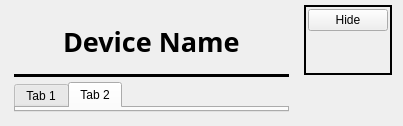
pcdshub/typhos, file typhon/ui/base.ui: the form before one commit.
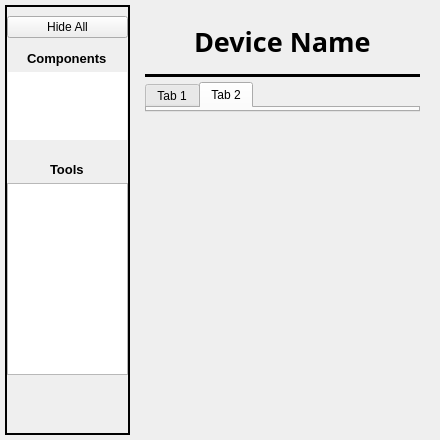
The form after the commit.

Commit message: UI: Rearrange to sidebar configuration

What changed in the file:
```diff
--- a/typhon/ui/base.ui
+++ b/typhon/ui/base.ui
@@ -35,6 +35,166 @@
    <property name="bottomMargin">
     <number>5</number>
    </property>
+   <item>
+    <widget class="QFrame" name="sidebar">
+     <property name="sizePolicy">
+      <sizepolicy hsizetype="Preferred" vsizetype="Preferred">
+       <horstretch>0</horstretch>
+       <verstretch>0</verstretch>
+      </sizepolicy>
+     </property>
+     <property name="maximumSize">
+      <size>
+       <width>125</width>
+       <height>16777215</height>
+      </size>
+     </property>
+     <property name="autoFillBackground">
+      <bool>true</bool>
+     </property>
+     <property name="styleSheet">
+      <string notr="true"/>
+     </property>
+     <property name="frameShape">
+      <enum>QFrame::Box</enum>
+     </property>
+     <property name="frameShadow">
+      <enum>QFrame::Plain</enum>
+     </property>
+     <property name="lineWidth">
+      <number>2</number>
+     </property>
+     <layout class="QVBoxLayout" name="verticalLayout_2">
+      <property name="spacing">
+       <number>4</number>
+      </property>
+      <property name="leftMargin">
+       <number>0</number>
+      </property>
+      <property name="rightMargin">
+       <number>0</number>
+      </property>
+      <item>
+       <widget class="QPushButton" name="hide_button">
+        <property name="text">
+         <string>Hide All</string>
+        </property>
+       </widget>
+      </item>
+      <item>
+       <widget class="QWidget" name="component_sidebar" native="true">
+        <layout class="QVBoxLayout" name="component_list_layout">
+         <property name="spacing">
+          <number>6</number>
+         </property>
+         <property name="leftMargin">
+          <number>1</number>
+         </property>
+         <property name="rightMargin">
+          <number>1</number>
+         </property>
+         <item alignment="Qt::AlignHCenter">
+          <widget class="QLabel" name="component_header">
+           <property name="font">
+            <font>
+             <pointsize>10</pointsize>
+             <weight>75</weight>
+             <bold>true</bold>
+            </font>
+           </property>
+           <property name="text">
+            <string>Components</string>
+           </property>
+          </widget>
+         </item>
+         <item>
+          <widget class="QListWidget" name="component_list">
+           <property name="sizePolicy">
+            <sizepolicy hsizetype="Expanding" vsizetype="Maximum">
+             <horstretch>0</horstretch>
+             <verstretch>0</verstretch>
+            </sizepolicy>
+           </property>
+           <property name="autoFillBackground">
+            <bool>false</bool>
+           </property>
+           <property name="frameShape">
+            <enum>QFrame::NoFrame</enum>
+           </property>
+           <property name="verticalScrollBarPolicy">
+            <enum>Qt::ScrollBarAlwaysOff</enum>
+           </property>
+           <property name="horizontalScrollBarPolicy">
+            <enum>Qt::ScrollBarAlwaysOff</enum>
+           </property>
+           <property name="sizeAdjustPolicy">
+            <enum>QAbstractScrollArea::AdjustToContentsOnFirstShow</enum>
+           </property>
+           <property name="autoScroll">
+            <bool>false</bool>
+           </property>
+           <property name="textElideMode">
+            <enum>Qt::ElideMiddle</enum>
+           </property>
+           <property name="spacing">
+            <number>2</number>
+           </property>
+          </widget>
+         </item>
+        </layout>
+       </widget>
+      </item>
+      <item>
+       <widget class="QWidget" name="tool_sidear" native="true">
+        <layout class="QVBoxLayout" name="verticalLayout">
+         <property name="spacing">
+          <number>6</number>
+         </property>
+         <property name="leftMargin">
+          <number>0</number>
+         </property>
+         <property name="rightMargin">
+          <number>0</number>
+         </property>
+         <item alignment="Qt::AlignHCenter">
+          <widget class="QLabel" name="tool_header">
+           <property name="font">
+            <font>
+             <pointsize>10</pointsize>
+             <weight>75</weight>
+             <bold>true</bold>
+            </font>
+           </property>
+           <property name="frameShape">
+            <enum>QFrame::NoFrame</enum>
+           </property>
+           <property name="text">
+            <string>Tools</string>
+           </property>
+          </widget>
+         </item>
+         <item>
+          <widget class="QListWidget" name="tool_list"/>
+         </item>
+        </layout>
+       </widget>
+      </item>
+      <item>
+       <spacer name="stretch_spacer">
+        <property name="orientation">
+         <enum>Qt::Vertical</enum>
+        </property>
+        <property name="sizeHint" stdset="0">
+         <size>
+          <width>20</width>
+          <height>40</height>
+         </size>
+        </property>
+       </spacer>
+      </item>
+     </layout>
+    </widget>
+   </item>
    <item alignment="Qt::AlignTop">
     <widget class="QWidget" name="main_widget" native="true">
      <property name="sizePolicy">
@@ -49,7 +209,7 @@
        <height>16777215</height>
       </size>
      </property>
-     <layout class="QVBoxLayout" name="main_layout" stretch="0,0,0">
+     <layout class="QVBoxLayout" name="main_layout" stretch="0,0,0,0">
       <property name="spacing">
        <number>5</number>
       </property>
@@ -58,6 +218,12 @@
       </property>
       <item>
        <widget class="QFrame" name="title_frame">
+        <property name="sizePolicy">
+         <sizepolicy hsizetype="Preferred" vsizetype="Fixed">
+          <horstretch>0</horstretch>
+          <verstretch>0</verstretch>
+         </sizepolicy>
+        </property>
         <property name="frameShape">
          <enum>QFrame::NoFrame</enum>
         </property>
@@ -163,84 +329,35 @@
         </widget>
        </widget>
       </item>
+      <item>
+       <spacer name="verticalSpacer">
+        <property name="orientation">
+         <enum>Qt::Vertical</enum>
+        </property>
+        <property name="sizeHint" stdset="0">
+         <size>
+          <width>20</width>
+          <height>40</height>
+         </size>
+        </property>
+       </spacer>
+      </item>
      </layout>
     </widget>
    </item>
    <item alignment="Qt::AlignTop">
-    <widget class="QFrame" name="buttons">
+    <widget class="QStackedWidget" name="subdisplay">
      <property name="sizePolicy">
-      <sizepolicy hsizetype="Preferred" vsizetype="Expanding">
+      <sizepolicy hsizetype="Preferred" vsizetype="Preferred">
        <horstretch>0</horstretch>
-       <verstretch>2</verstretch>
+       <verstretch>0</verstretch>
       </sizepolicy>
      </property>
-     <property name="frameShape">
-      <enum>QFrame::Panel</enum>
-     </property>
-     <property name="frameShadow">
-      <enum>QFrame::Plain</enum>
+     <property name="layoutDirection">
+      <enum>Qt::LeftToRight</enum>
      </property>
      <property name="lineWidth">
-      <number>2</number>
-     </property>
-     <property name="midLineWidth">
       <number>0</number>
-     </property>
-     <layout class="QVBoxLayout" name="button_layout">
-      <property name="sizeConstraint">
-       <enum>QLayout::SetDefaultConstraint</enum>
-      </property>
-      <property name="leftMargin">
-       <number>2</number>
-      </property>
-      <property name="topMargin">
-       <number>2</number>
-      </property>
-      <property name="rightMargin">
-       <number>2</number>
-      </property>
-      <property name="bottomMargin">
-       <number>2</number>
-      </property>
-      <item>
-       <widget class="QPushButton" name="hide_button">
-        <property name="sizePolicy">
-         <sizepolicy hsizetype="Preferred" vsizetype="Fixed">
-          <horstretch>0</horstretch>
-          <verstretch>0</verstretch>
-         </sizepolicy>
-        </property>
-        <property name="text">
-         <string>Hide</string>
-        </property>
-        <property name="checkable">
-         <bool>false</bool>
-        </property>
-       </widget>
-      </item>
-      <item>
-       <spacer name="verticalSpacer_2">
-        <property name="orientation">
-         <enum>Qt::Vertical</enum>
-        </property>
-        <property name="sizeHint" stdset="0">
-         <size>
-          <width>20</width>
-          <height>40</height>
-         </size>
-        </property>
-       </spacer>
-      </item>
-     </layout>
-    </widget>
-   </item>
-   <item alignment="Qt::AlignTop">
-    <widget class="QStackedWidget" name="component_widget">
-     <property name="sizePolicy">
-      <sizepolicy hsizetype="Preferred" vsizetype="Preferred">
-       <horstretch>0</horstretch>
-       <verstretch>0</verstretch>
-      </sizepolicy>
      </property>
      <property name="currentIndex">
       <number>0</number>
```
